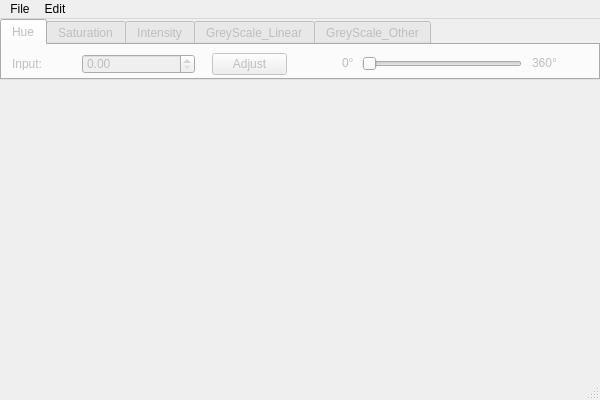
Before: the Qt Designer form ImageProcess/imageprocess.ui in spwlyzx/ImageProcess, drawn with Qt 5.
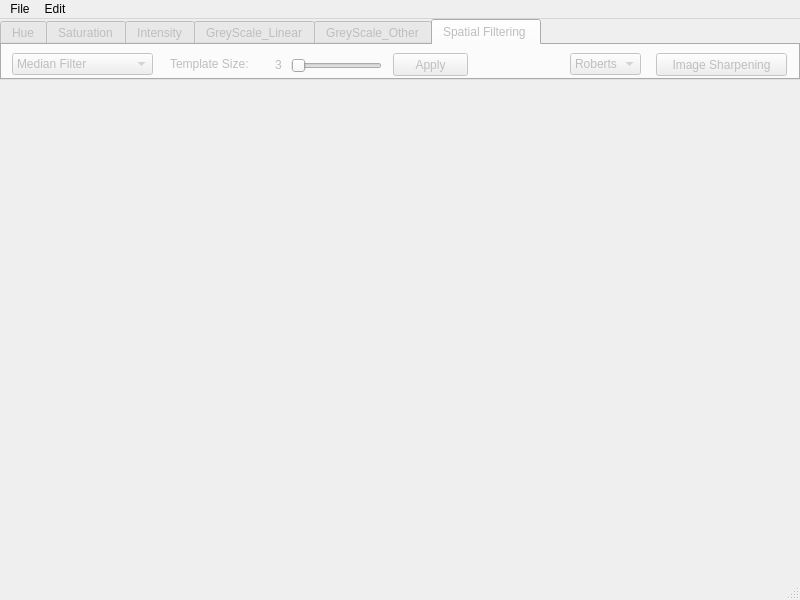
After: the same form once the commit is applied.

Diff of the .ui file:
```diff
--- a/ImageProcess/imageprocess.ui
+++ b/ImageProcess/imageprocess.ui
@@ -6,8 +6,8 @@
    <rect>
     <x>0</x>
     <y>0</y>
-    <width>600</width>
-    <height>400</height>
+    <width>800</width>
+    <height>600</height>
    </rect>
   </property>
   <property name="windowTitle">
@@ -19,8 +19,8 @@
      <rect>
       <x>0</x>
       <y>60</y>
-      <width>471</width>
-      <height>291</height>
+      <width>761</width>
+      <height>451</height>
      </rect>
     </property>
     <property name="text">
@@ -35,7 +35,7 @@
      <rect>
       <x>0</x>
       <y>0</y>
-      <width>600</width>
+      <width>800</width>
       <height>61</height>
      </rect>
     </property>
@@ -52,7 +52,7 @@
      <bool>false</bool>
     </property>
     <property name="currentIndex">
-     <number>0</number>
+     <number>5</number>
     </property>
     <widget class="QWidget" name="hue">
      <attribute name="title">
@@ -575,8 +575,135 @@
      <widget class="QPushButton" name="Grey_apply">
       <property name="geometry">
        <rect>
-        <x>470</x>
+        <x>562</x>
+        <y>9</y>
+        <width>75</width>
+        <height>23</height>
+       </rect>
+      </property>
+      <property name="text">
+       <string>Apply</string>
+      </property>
+     </widget>
+    </widget>
+    <widget class="QWidget" name="SpatialFiltering">
+     <attribute name="title">
+      <string>Spatial Filtering </string>
+     </attribute>
+     <widget class="QComboBox" name="SpatialType">
+      <property name="geometry">
+       <rect>
+        <x>10</x>
+        <y>8</y>
+        <width>141</width>
+        <height>22</height>
+       </rect>
+      </property>
+      <item>
+       <property name="text">
+        <string>Median Filter</string>
+       </property>
+      </item>
+      <item>
+       <property name="text">
+        <string>Gaussian Blur</string>
+       </property>
+      </item>
+     </widget>
+     <widget class="QSlider" name="SpatialTemplateSize">
+      <property name="geometry">
+       <rect>
+        <x>289</x>
         <y>10</y>
+        <width>91</width>
+        <height>22</height>
+       </rect>
+      </property>
+      <property name="minimum">
+       <number>3</number>
+      </property>
+      <property name="maximum">
+       <number>27</number>
+      </property>
+      <property name="singleStep">
+       <number>2</number>
+      </property>
+      <property name="pageStep">
+       <number>3</number>
+      </property>
+      <property name="orientation">
+       <enum>Qt::Horizontal</enum>
+      </property>
+     </widget>
+     <widget class="QLabel" name="label_14">
+      <property name="geometry">
+       <rect>
+        <x>168</x>
+        <y>11</y>
+        <width>91</width>
+        <height>16</height>
+       </rect>
+      </property>
+      <property name="text">
+       <string>Template Size:</string>
+      </property>
+     </widget>
+     <widget class="QLabel" name="SpatialSizeLabel">
+      <property name="geometry">
+       <rect>
+        <x>273</x>
+        <y>12</y>
+        <width>12</width>
+        <height>16</height>
+       </rect>
+      </property>
+      <property name="text">
+       <string>3</string>
+      </property>
+     </widget>
+     <widget class="QPushButton" name="ImageSharpening">
+      <property name="geometry">
+       <rect>
+        <x>654</x>
+        <y>8</y>
+        <width>131</width>
+        <height>23</height>
+       </rect>
+      </property>
+      <property name="text">
+       <string>Image Sharpening</string>
+      </property>
+     </widget>
+     <widget class="QComboBox" name="ImageSharpeningFactor">
+      <property name="geometry">
+       <rect>
+        <x>568</x>
+        <y>8</y>
+        <width>71</width>
+        <height>22</height>
+       </rect>
+      </property>
+      <item>
+       <property name="text">
+        <string>Roberts</string>
+       </property>
+      </item>
+      <item>
+       <property name="text">
+        <string>Prewitt</string>
+       </property>
+      </item>
+      <item>
+       <property name="text">
+        <string>Sobel</string>
+       </property>
+      </item>
+     </widget>
+     <widget class="QPushButton" name="SpatialApply">
+      <property name="geometry">
+       <rect>
+        <x>391</x>
+        <y>8</y>
         <width>75</width>
         <height>23</height>
        </rect>
@@ -593,7 +720,7 @@
     <rect>
      <x>0</x>
      <y>0</y>
-     <width>600</width>
+     <width>800</width>
      <height>23</height>
     </rect>
    </property>
```
Left out of the diff: 49 changed lines with no effect on the pictures.
